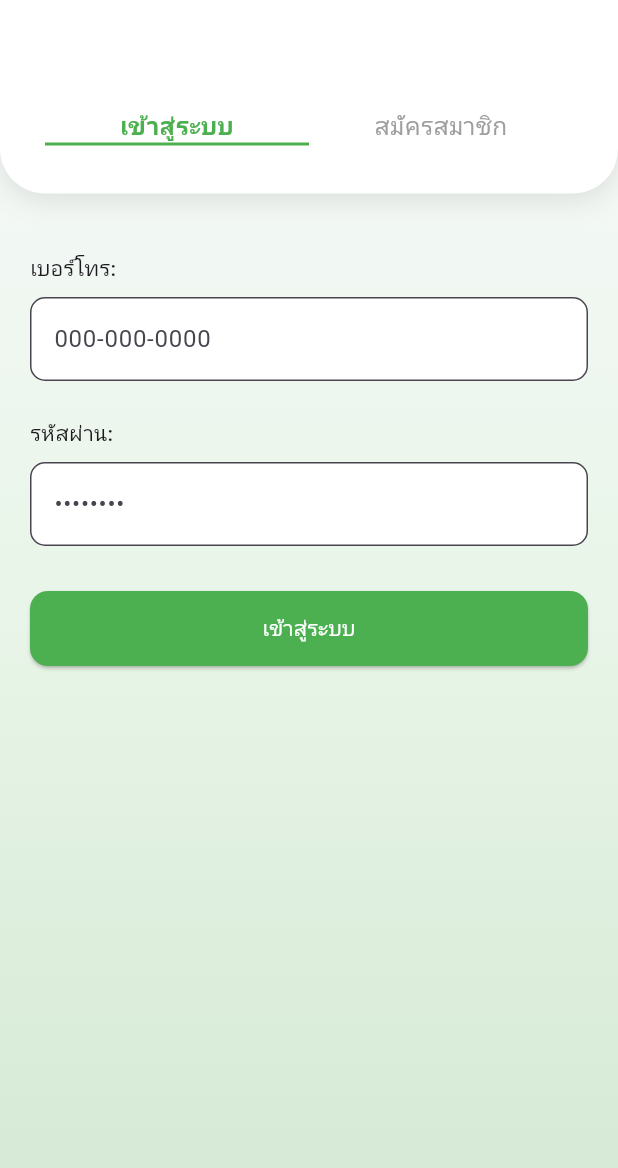
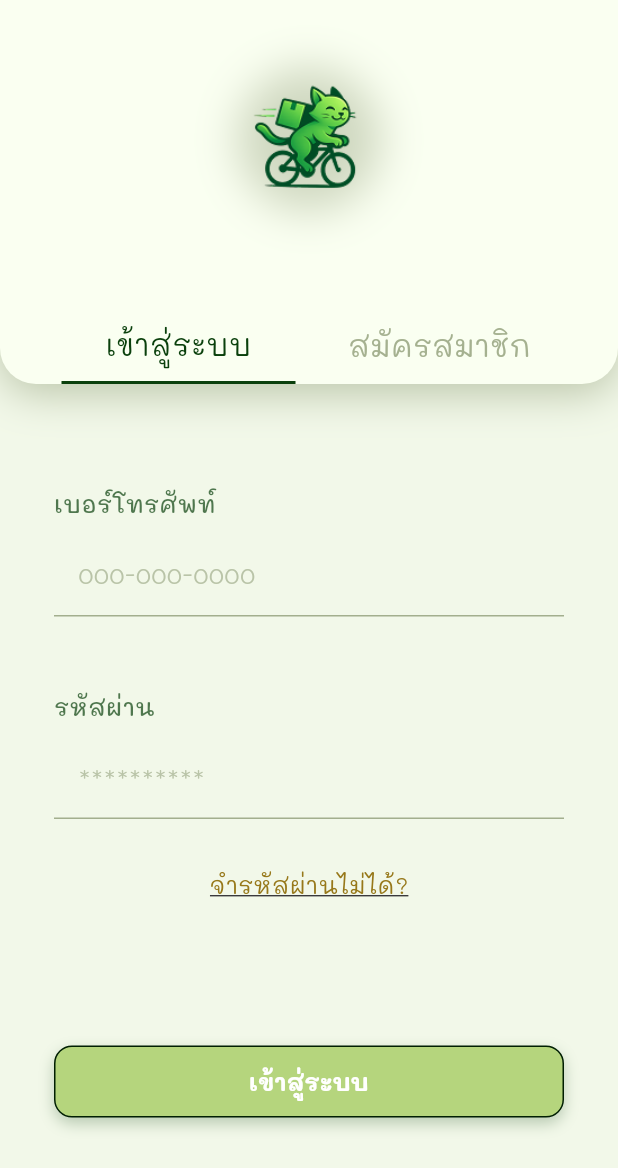
Before and after one commit to TheeraphatStudent/catdiff, a Flutter app: the screen it shows after launch, after a tap on "เข้าสู่ระบบ", on a phone screen of 412 x 824 dp. Shown: the top 1168 px of the screen. Run offline on Flutter 3.47's test engine with Material 3 defaults, Android fonts, the phone set to English and light mode, and no system bars; our stand-ins replace cloud_firestore, easy_stepper, firebase_auth, firebase_core, firebase_storage, flutter_svg and 3 more; accounts and stored records are empty; project files that could hold a hidden picture were left out.

Commit message:
feat: implement login state style

```diff
--- a/app/lib/pages/auth/login.page.dart
+++ b/app/lib/pages/auth/login.page.dart
@@ -1,4 +1,11 @@
-import 'package:flutter/material.dart';
+import 'dart:developer';
+
+import 'package:app/config/theme/app_theme.dart';
+import 'package:app/layout/MainLayout.dart';
+import 'package:app/widget/button.widget.dart';
+import 'package:app/widget/header_card.widget.dart';
+import 'package:app/widget/input.widget.dart';
+import 'package:flutter/material.dart' hide Actions;
 import 'package:flutter/services.dart';
 
 class LoginPage extends StatefulWidget {
@@ -74,133 +81,40 @@ class _LoginPageState extends State<LoginPage> with TickerProviderStateMixin {
 
   void _handleRegister() {
     print("สมัครเป็น$_selectedRole");
-    // เพิ่มโค้ดการสมัครสมาชิกตามบทบาทที่เลือก
   }
 
   @override
   Widget build(BuildContext context) {
-    return Scaffold(
-      body: Container(
-        decoration: BoxDecoration(
-          gradient: LinearGradient(
-            begin: Alignment.topCenter,
-            end: Alignment.bottomCenter,
-            colors: [Color(0xFFF8F9FA), Color(0xFFE8F5E8), Color(0xFFD4E8D4)],
-          ),
-        ),
-        child: SafeArea(
-          child: FadeTransition(
+    return MainLayout(
+      scrollable: true,
+      body: FadeTransition(
         opacity: _fadeAnimation,
         child: Column(
           children: [
             // Header
-                Container(
-                  width: double.infinity,
-                  decoration: BoxDecoration(
-                    color: Colors.white,
-                    borderRadius: BorderRadius.only(
-                      bottomLeft: Radius.circular(30),
-                      bottomRight: Radius.circular(30),
+            HeaderCard(
+              onPressed: (context) {
+                switch (context) {
+                  case Actions.login:
+                    setState(() => _isLoginTab = true);
+                    break;
+                  case Actions.register:
+                    setState(() => _isLoginTab = false);
+                    break;
+                }
+              },
+              activeState: () => _isLoginTab ? Actions.login : Actions.register,
             ),
-                    boxShadow: [
-                      BoxShadow(
-                        color: Colors.black.withOpacity(0.1),
-                        blurRadius: 15,
-                        offset: Offset(0, 4),
+
+            SizedBox(height: 32),
+
+            _isLoginTab
+                ? Padding(padding: EdgeInsets.all(36), child: _buildLoginForm())
+                : Padding(
+                    padding: EdgeInsets.symmetric(horizontal: 36),
+                    child: _buildRegisterUI(),
                   ),
           ],
-                  ),
-                  child: Padding(
-                    padding: EdgeInsets.fromLTRB(30, 40, 30, 20),
-                    child: Column(
-                      children: [
-                        // Image.asset("assets/cat_bike.png", height: 80),
-                        SizedBox(height: 20),
-
-                        // Tabs
-                        Row(
-                          children: [
-                            Expanded(
-                              child: GestureDetector(
-                                onTap: () => setState(() => _isLoginTab = true),
-                                child: Container(
-                                  decoration: BoxDecoration(
-                                    border: Border(
-                                      bottom: BorderSide(
-                                        color: _isLoginTab
-                                            ? Colors.green
-                                            : Colors.transparent,
-                                        width: 2,
-                                      ),
-                                    ),
-                                  ),
-                                  child: Text(
-                                    'เข้าสู่ระบบ',
-                                    textAlign: TextAlign.center,
-                                    style: TextStyle(
-                                      fontSize: 16,
-                                      color: _isLoginTab
-                                          ? Colors.green
-                                          : Colors.grey,
-                                      fontWeight: _isLoginTab
-                                          ? FontWeight.w600
-                                          : FontWeight.normal,
-                                    ),
-                                  ),
-                                ),
-                              ),
-                            ),
-                            Expanded(
-                              child: GestureDetector(
-                                onTap: () =>
-                                    setState(() => _isLoginTab = false),
-                                child: Container(
-                                  padding: EdgeInsets.symmetric(vertical: 12),
-                                  decoration: BoxDecoration(
-                                    border: Border(
-                                      bottom: BorderSide(
-                                        color: !_isLoginTab
-                                            ? Colors.green
-                                            : Colors.transparent,
-                                        width: 2,
-                                      ),
-                                    ),
-                                  ),
-                                  child: Text(
-                                    'สมัครสมาชิก',
-                                    textAlign: TextAlign.center,
-                                    style: TextStyle(
-                                      fontSize: 16,
-                                      color: !_isLoginTab
-                                          ? Colors.green
-                                          : Colors.grey,
-                                      fontWeight: !_isLoginTab
-                                          ? FontWeight.w600
-                                          : FontWeight.normal,
-                                    ),
-                                  ),
-                                ),
-                              ),
-                            ),
-                          ],
-                        ),
-                      ],
-                    ),
-                  ),
-                ),
-
-                SizedBox(height: 20),
-
-                // Content
-                Expanded(
-                  child: SingleChildScrollView(
-                    padding: EdgeInsets.all(20),
-                    child: _isLoginTab ? _buildLoginForm() : _buildRegisterUI(),
-                  ),
-                ),
-              ],
-            ),
-          ),
         ),
       ),
     );
@@ -209,70 +123,52 @@ class _LoginPageState extends State<LoginPage> with TickerProviderStateMixin {
   // 🔹 ฟอร์มเข้าสู่ระบบ
   Widget _buildLoginForm() {
     return Column(
-      crossAxisAlignment: CrossAxisAlignment.start,
+      mainAxisSize: MainAxisSize.min,
+      mainAxisAlignment: MainAxisAlignment.center,
+      crossAxisAlignment: CrossAxisAlignment.center,
+      spacing: 48,
       children: [
-        Text(
-          'เบอร์โทร:',
-          style: TextStyle(fontSize: 14, fontWeight: FontWeight.w500),
-        ),
-        SizedBox(height: 8),
-        TextFormField(
+        InputField(
+          hintText: '000-000-0000',
+          label: 'เบอร์โทรศัพท์',
           controller: _phoneController,
           keyboardType: TextInputType.phone,
-          inputFormatters: [
-            FilteringTextInputFormatter.allow(RegExp(r'[\d\-]')),
-            LengthLimitingTextInputFormatter(12),
-            TextInputFormatter.withFunction((oldValue, newValue) {
-              String newText = newValue.text.replaceAll('-', '');
-              if (newText.length <= 10) {
-                String formatted = _formatPhoneNumber(newText);
-                return TextEditingValue(
-                  text: formatted,
-                  selection: TextSelection.collapsed(offset: formatted.length),
-                );
-              }
-              return oldValue;
-            }),
-          ],
-          decoration: InputDecoration(
-            hintText: '000-000-0000',
-            filled: true,
-            fillColor: Colors.white,
-            border: OutlineInputBorder(borderRadius: BorderRadius.circular(10)),
+          onChanged: (value) {
+            _phoneController.text = value;
+          },
+        ),
+        Column(
+          mainAxisSize: MainAxisSize.min,
+          mainAxisAlignment: MainAxisAlignment.start,
+          crossAxisAlignment: CrossAxisAlignment.center,
+          spacing: 32,
+          children: [
+            InputField(
+              hintText: '**********',
+              label: 'รหัสผ่าน',
+              controller: _passwordController,
+              keyboardType: TextInputType.phone,
+              onChanged: (value) {
+                _passwordController.text = value;
+              },
+            ),
+            GestureDetector(
+              onTap: () => {log("On reset password work")},
+              child: Text(
+                'จำรหัสผ่านไม่ได้?',
+                style: TextStyle(
+                  color: AppColors.darkWarning,
+                  fontSize: 16,
+                  fontFamily: 'Mali',
+                  fontWeight: FontWeight.w400,
+                  decoration: TextDecoration.underline,
                 ),
               ),
+            ),
+            SizedBox(height: 32),
 
-        SizedBox(height: 25),
-
-        Text(
-          'รหัสผ่าน:',
-          style: TextStyle(fontSize: 14, fontWeight: FontWeight.w500),
-        ),
-        SizedBox(height: 8),
-        TextFormField(
-          controller: _passwordController,
-          obscureText: true,
-          decoration: InputDecoration(
-            hintText: '••••••••',
-            filled: true,
-            fillColor: Colors.white,
-            border: OutlineInputBorder(borderRadius: BorderRadius.circular(10)),
-          ),
-        ),
-
-        SizedBox(height: 30),
-
-        ElevatedButton(
-          onPressed: _handleLogin,
-          style: ElevatedButton.styleFrom(
-            backgroundColor: Colors.green,
-            foregroundColor: Colors.white,
-            minimumSize: Size(double.infinity, 50),
-            shape: RoundedRectangleBorder(
-              borderRadius: BorderRadius.circular(12),
-            ),
-          ),
-          child: Text("เข้าสู่ระบบ"),
+            ButtonActions(text: "เข้าสู่ระบบ", variant: ButtonVariant.primary),
+          ],
         ),
       ],
     );
@@ -283,116 +179,188 @@ class _LoginPageState extends State<LoginPage> with TickerProviderStateMixin {
     return Column(
       crossAxisAlignment: CrossAxisAlignment.center,
       children: [
-        ElevatedButton(
-          onPressed: _handleRegister,
-          style: ElevatedButton.styleFrom(
-            backgroundColor: Color(0xFFDFFFD6),
-            foregroundColor: Colors.black,
-            minimumSize: Size(double.infinity, 50),
+        ButtonActions(
+          text: "สมัครเป็น\"$_selectedRole\"",
+          variant: ButtonVariant.secondary,
+          onPressed: () => {_handleRegister()},
+        ),
+
+        SizedBox(height: 24),
+
+        Container(
+          width: double.infinity,
+          padding: const EdgeInsets.symmetric(horizontal: 8, vertical: 6),
+          decoration: ShapeDecoration(
+            color: AppColors.white,
             shape: RoundedRectangleBorder(
               borderRadius: BorderRadius.circular(12),
             ),
           ),
-          child: Text("สมัครเป็น$_selectedRole"), // ใช้ตัวแปร _selectedRole
+          child: Column(
+            mainAxisSize: MainAxisSize.min,
+            mainAxisAlignment: MainAxisAlignment.center,
+            crossAxisAlignment: CrossAxisAlignment.center,
+            spacing: 10,
+            children: [
+              Padding(
+                padding: const EdgeInsets.all(8.0),
+                child: SizedBox(
+                  width: double.infinity,
+                  child: Text(
+                    _selectedRole == "ผู้ใช้ทั่วไป"
+                        ? 'การใช้งาน Cat Diff ในฐานะผู้ใช้ทั่วไป'
+                        : 'เมื่อเข้าร่วมเป็น Rider กับ Cat Diff ',
+                    style: TextStyle(
+                      color: AppColors.black,
+                      fontSize: 14,
+                      fontFamily: 'Mali',
+                      fontWeight: FontWeight.w800,
                     ),
-        SizedBox(height: 20),
-
-        Container(
-          padding: EdgeInsets.all(15),
-          decoration: BoxDecoration(
-            color: Colors.white,
-            borderRadius: BorderRadius.circular(12),
-            boxShadow: [
-              BoxShadow(
-                color: Colors.black.withOpacity(0.05),
-                blurRadius: 10,
-                offset: Offset(0, 2),
+                  ),
+                ),
+              ),
+              Padding(
+                padding: const EdgeInsets.symmetric(horizontal: 8.0),
+                child: SizedBox(
+                  width: double.infinity,
+                  child: Text(
+                    _selectedRole == "ผู้ใช้ทั่วไป"
+                        ? 'คุณจะได้รับความสะดวกสบายในการส่งของได้ทุกเวลา\nเลือกตำแหน่งรับ–ส่งผ่านแผนที่ได้อย่างแม่นยำ พร้อมมั่นใจว่าสินค้าของคุณจะถูกจัดการอย่างรวดเร็ว และปลอดภัย '
+                        : 'มีระบบที่ใช้งานง่าย ช่วยให้การรับ–ส่งสินค้าเป็นเรื่องสะดวก ปลอดภัย และมั่นใจได้ว่าทุกการส่งมีการติดตามแบบเรียลไทม์ ',
+                    style: TextStyle(
+                      color: AppColors.primary1,
+                      fontSize: 12,
+                      fontFamily: 'Mali',
+                      fontWeight: FontWeight.w400,
+                    ),
+                  ),
+                ),
               ),
             ],
           ),
-          child: Text(
-            _selectedRole == "ผู้ใช้ทั่วไป"
-                ? "การใช้งาน Cat Diff ในฐานะผู้ใช้ทั่วไป\n\n"
-                      "คุณจะได้รับความสะดวกสบายในการสั่งของได้ทุกเวลา\n"
-                      "เลือกสินค้าง่าย ส่งสินค้าปลอดภัยตรงเวลา\n"
-                      "พร้อมมั่นใจว่ามีทีมจัดการขนส่งที่รวดเร็วและปลอดภัย"
-                : "การใช้งาน Cat Diff ในฐานะคนส่งของ\n\n"
-                      "คุณจะได้รับรายได้เสริมจากการส่งของ\n"
-                      "เลือกงานได้ตามเวลาที่สะดวก\n"
-                      "ระบบจัดการเส้นทางอัตโนมัติ เพิ่มประสิทธิภาพในการขนส่ง",
-            style: TextStyle(fontSize: 14, color: Colors.black87),
-            textAlign: TextAlign.center,
-          ),
         ),
 
-        SizedBox(height: 30),
+        SizedBox(height: 96),
 
         Row(
           mainAxisAlignment: MainAxisAlignment.spaceEvenly,
           children: [
-            _roleCard("ผู้ใช้ทั่วไป", "assets/cat_user.png"),
-            _roleCard("คนส่งของ", "assets/cat_rider.png"),
+            _roleCard("ผู้ใช้ทั่วไป", "lib/assets/images/user.png"),
+            _roleCard("คนส่งของ", "lib/assets/images/rider.png"),
           ],
         ),
       ],
     );
   }
 
-  Widget _roleCard(String title, String asset) {
-    bool isSelected = _selectedRole == title; // ตรวจสอบว่าเลือกหรือไม่
+  Widget _roleCard(String title, String assetPath) {
+    bool isSelected = _selectedRole == title;
 
-    return GestureDetector(
+    return AnimatedContainer(
+      duration: const Duration(milliseconds: 200),
+      curve: Curves.easeInOut,
+      child: GestureDetector(
         onTap: () {
           setState(() {
-          _selectedRole = title; // เปลี่ยนบทบาทที่เลือก
+            _selectedRole = title;
           });
+          // Optional: Add haptic feedback
+          // HapticFeedback.lightImpact();
         },
         child: Container(
           width: 140,
           height: 160,
           decoration: BoxDecoration(
+            gradient: isSelected
+                ? AppColors.gradientPrimary
+                : LinearGradient(
+                    begin: Alignment.topLeft,
+                    end: Alignment.bottomRight,
+                    colors: [AppColors.grayInsight, AppColors.grayLight],
+                  ),
+            borderRadius: BorderRadius.circular(20),
+            border: Border.all(
+              color: isSelected ? AppColors.primary3 : AppColors.grayMedium,
+              width: isSelected ? 2.5 : 1,
+            ),
+            boxShadow: [
+              BoxShadow(
                 color: isSelected
-              ? Colors
-                    .green
-                    .shade200 // สีเข้มขึ้นเมื่อถูกเลือก
-              : Colors.green.shade50,
-          borderRadius: BorderRadius.circular(20),
-          border: isSelected
-              ? Border.all(
-                  color: Colors.green,
-                  width: 2,
-                ) // เพิ่มขอบเมื่อถูกเลือก
-              : null,
+                    ? AppColors.primary3.withOpacity(0.3)
+                    : AppColors.grayMedium.withOpacity(0.2),
+                spreadRadius: isSelected ? 2 : 1,
+                blurRadius: isSelected ? 8 : 4,
+                offset: const Offset(0, 2),
+              ),
+            ],
           ),
           child: Column(
             mainAxisAlignment: MainAxisAlignment.center,
             children: [
-            // Image.asset(asset, height: 80),
-            Container(
-              height: 80,
-              width: 80,
-              decoration: BoxDecoration(
-                color: Colors.grey.shade300,
-                borderRadius: BorderRadius.circular(10),
-              ),
-              child: Icon(
-                title == "ผู้ใช้ทั่วไป" ? Icons.person : Icons.delivery_dining,
-                size: 40,
-                color: isSelected
-                    ? Colors.green.shade700
-                    : Colors.grey.shade600,
+              AnimatedContainer(
+                duration: const Duration(milliseconds: 200),
+                height: 84,
+                width: 84,
+                // decoration: BoxDecoration(
+                //   color: isSelected
+                //       ? AppColors.white.withValues(alpha: 0.9)
+                //       : AppColors.white,
+                //   borderRadius: BorderRadius.circular(16),
+                //   boxShadow: [
+                //     BoxShadow(
+                //       color: Colors.black.withOpacity(0.1),
+                //       spreadRadius: 0,
+                //       blurRadius: 4,
+                //       offset: const Offset(0, 2),
+                //     ),
+                //   ],
+                // ),
+                child: ClipRRect(
+                  borderRadius: BorderRadius.circular(16),
+                  child: Image.asset(
+                    assetPath,
+                    fit: BoxFit.contain,
+                    errorBuilder: (context, error, stackTrace) {
+                      return Icon(
+                        title == "ผู้ใช้ทั่วไป"
+                            ? Icons.person_rounded
+                            : Icons.delivery_dining_rounded,
+                        size: 64,
+                      );
+                    },
                   ),
                 ),
-            SizedBox(height: 10),
-            Text(
+              ),
+              const SizedBox(height: 12),
+              AnimatedDefaultTextStyle(
+                duration: const Duration(milliseconds: 200),
+                style: TextStyle(
+                  fontSize: isSelected ? 17 : 16,
+                  fontWeight: isSelected ? FontWeight.w700 : FontWeight.w600,
+                  color: isSelected ? AppColors.primary1 : AppColors.grayMedium,
+                  letterSpacing: 0.2,
+                ),
+                child: Text(
                   title,
-              style: TextStyle(
-                fontSize: 16,
-                fontWeight: isSelected ? FontWeight.w700 : FontWeight.w600,
-                color: isSelected ? Colors.green.shade700 : Colors.black,
+                  textAlign: TextAlign.center,
+                  maxLines: 2,
+                  overflow: TextOverflow.ellipsis,
+                ),
+              ),
+
+              if (isSelected) ...[
+                const SizedBox(height: 4),
+                Container(
+                  width: 6,
+                  height: 6,
+                  decoration: BoxDecoration(
+                    color: AppColors.primary3,
+                    shape: BoxShape.circle,
                   ),
                 ),
               ],
+            ],
+          ),
         ),
       ),
     );
--- a/app/lib/pages/onboarding/onboarding.page.dart
+++ b/app/lib/pages/onboarding/onboarding.page.dart
@@ -1,4 +1,5 @@
 import 'package:app/layout/MainLayout.dart';
+import 'package:app/widget/button.widget.dart';
 import 'package:flutter/material.dart';
 import 'package:get/get.dart';
 import 'package:provider/provider.dart';
@@ -152,36 +153,12 @@ class OnBoardingPage extends GetView<OnBoardingController> {
                   bottom: 60,
                   left: 60,
                   right: 60,
-                  child: GestureDetector(
-                    onTap: controller.goToLogin,
-                    child: Container(
-                      width: double.infinity,
-                      padding: const EdgeInsets.symmetric(vertical: 16),
-                      decoration: ShapeDecoration(
-                        color: const Color(0xFFB5D57D), // Primary-Green3
-                        shape: RoundedRectangleBorder(
-                          borderRadius: BorderRadius.circular(14),
-                        ),
-                        shadows: const [
-                          BoxShadow(
-                            color: Color(0x3F0A400C),
-                            blurRadius: 4,
-                            offset: Offset(0, 4),
-                            spreadRadius: 0,
-                          ),
-                        ],
-                      ),
-                      child: const Text(
-                        'เข้าสู่ระบบ',
-                        textAlign: TextAlign.center,
-                        style: TextStyle(
-                          color: Color(0xFFFAFFF1), // General-White
-                          fontSize: 20,
-                          fontFamily: 'Mali',
-                          fontWeight: FontWeight.w400,
-                        ),
-                      ),
-                    ),
+                  child: ButtonActions(
+                    text: 'เข้าสู่ระบบ',
+                    variant: ButtonVariant.primary,
+                    onPressed: () {
+                      Get.toNamed('/login');
+                    },
                   ),
                 ),
               ],
--- a/app/lib/widget/button.widget.dart
+++ b/app/lib/widget/button.widget.dart
@@ -3,7 +3,7 @@ import 'dart:developer';
 import 'package:app/config/theme/app_theme.dart';
 import 'package:flutter/material.dart';
 
-enum ButtonVariant { primary, light, outline, warning, danger }
+enum ButtonVariant { primary, secondary, light, outline, warning, danger }
 
 class ButtonActions extends StatefulWidget {
   const ButtonActions({
@@ -124,6 +124,11 @@ class _ButtonActionsState extends State<ButtonActions>
             ? Color.lerp(accent, AppColors.primary2, 0.1)!
             : accent;
         foregroundColor = isSecondaryTheme ? AppColors.primary5 : Colors.white;
+        shape = RoundedRectangleBorder(borderRadius: BorderRadius.circular(16));
+        break;
+      case ButtonVariant.secondary:
+        backgroundColor = AppColors.primary5;
+        foregroundColor = AppColors.primary1;
         shape = RoundedRectangleBorder(borderRadius: BorderRadius.circular(16));
         break;
 
@@ -447,7 +452,7 @@ class _ButtonUnderlineState extends State<ButtonUnderline>
           return Transform.scale(
             scale: _scaleAnimation.value,
             child: ConstrainedBox(
-              constraints: BoxConstraints(minWidth: 128),
+              constraints: BoxConstraints(minWidth: 128, minHeight: 48),
               child: Container(
                 width: 156,
                 padding: const EdgeInsets.all(10),
--- a/app/lib/widget/header_card.widget.dart
+++ b/app/lib/widget/header_card.widget.dart
@@ -3,11 +3,21 @@ import 'dart:developer';
 import 'package:app/widget/button.widget.dart';
 import 'package:flutter/material.dart';
 
+enum Actions { login, register }
+
 class HeaderCard extends StatelessWidget {
-  const HeaderCard({super.key});
+  final Function(Actions) onPressed;
+  final Actions Function() activeState;
+
+  const HeaderCard({
+    super.key,
+    required this.onPressed,
+    required this.activeState,
+  });
 
   @override
   Widget build(BuildContext context) {
+    final currentActive = activeState();
     return Container(
       width: double.infinity,
       height: 256,
@@ -67,13 +77,13 @@ class HeaderCard extends StatelessWidget {
             children: [
               ButtonUnderline(
                 text: 'เข้าสู่ระบบ',
-                active: true,
-                onPressed: () => {log("On press login work")},
+                active: currentActive == Actions.login,
+                onPressed: () => onPressed(Actions.login),
               ),
               ButtonUnderline(
                 text: 'สมัครสมาชิก',
-                active: false,
-                onPressed: () => {log("On press register work")},
+                active: currentActive == Actions.register,
+                onPressed: () => onPressed(Actions.register),
               ),
             ],
           ),
--- a/app/pubspec.yaml
+++ b/app/pubspec.yaml
@@ -76,6 +76,8 @@ flutter:
     - lib/assets/images/logo_mascot.png
     - lib/assets/images/logo_mascot.svg
     - lib/assets/icons/logo.png
+    - lib/assets/images/rider.png
+    - lib/assets/images/user.png
 
   #   - images/a_dot_burr.jpeg
   #   - images/a_dot_ham.jpeg
```
Lines whose indentation alone changed are shown as unchanged.
